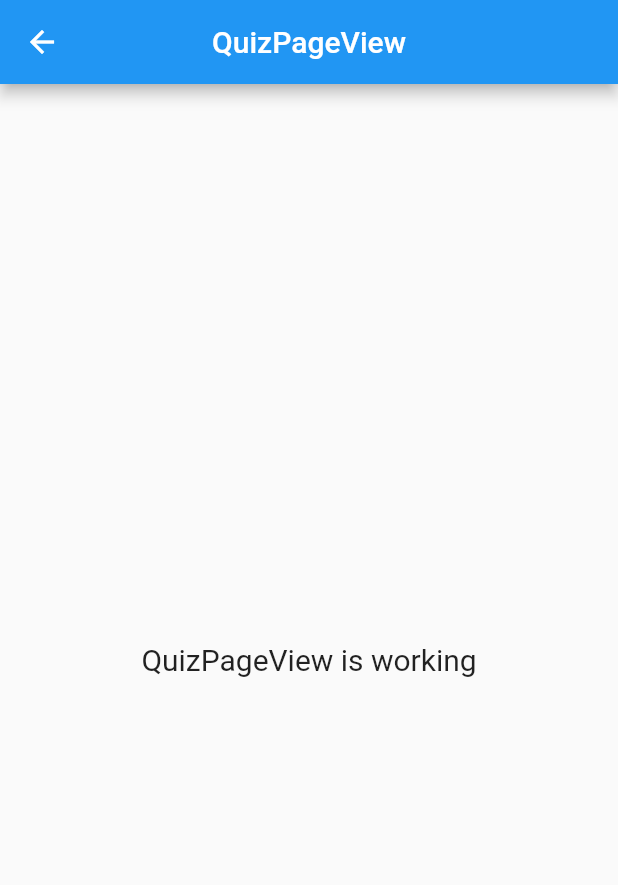
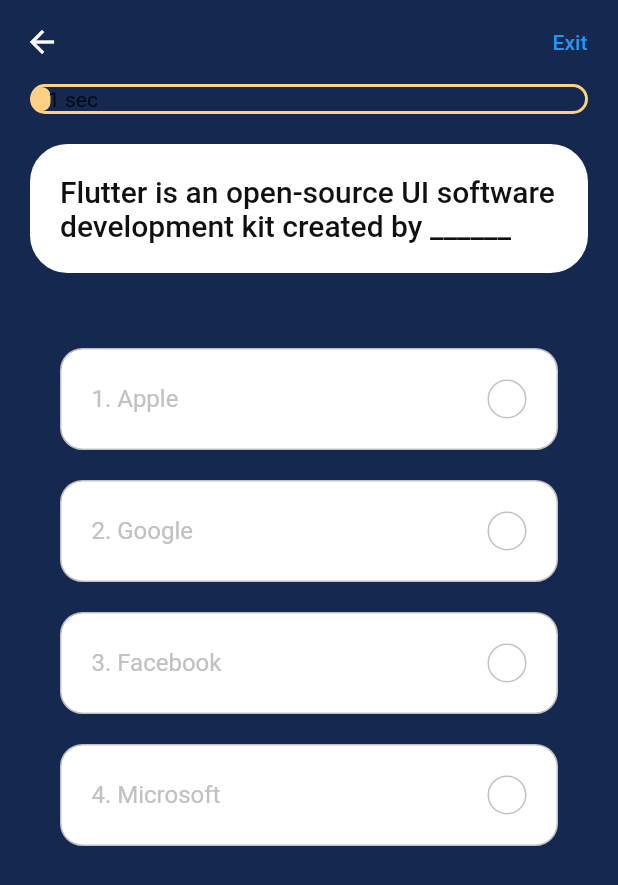
Before and after one commit to aldyrains/quizapp_memberid_project, a Flutter app: the QuizPageView screen opened by its route, on a phone screen of 412 x 824 dp. Shown: the top 885 px of the screen. Run offline on Flutter 3.47's test engine with Material 2 defaults, Android fonts, the phone set to English and light mode, and no system bars; our stand-ins replace cloud_firestore, firebase_core, get; accounts and stored records are empty.

Commit message:
[feature] result page

```diff
--- a/lib/app/modules/home_page/views/home_page_view.dart
+++ b/lib/app/modules/home_page/views/home_page_view.dart
@@ -4,9 +4,10 @@ import 'package:get/get.dart';
 import 'package:quizapp_project/app/routes/app_pages.dart';
 import 'package:quizapp_project/constant.dart';
 
+import '../../quiz_page/controllers/quiz_page_controller.dart';
 import '../controllers/home_page_controller.dart';
 
-class HomePageView extends GetView<HomePageController> {
+class HomePageView extends GetView<QuizPageController> {
   const HomePageView({Key? key}) : super(key: key);
   @override
   Widget build(BuildContext context) {
--- a/lib/app/modules/quiz_page/controllers/quiz_page_controller.dart
+++ b/lib/app/modules/quiz_page/controllers/quiz_page_controller.dart
@@ -1,23 +1,105 @@
+import 'package:cloud_firestore/cloud_firestore.dart';
+import 'package:firebase_core/firebase_core.dart';
+import 'package:flutter/animation.dart';
+import 'package:flutter/cupertino.dart';
 import 'package:get/get.dart';
+import 'package:quizapp_project/app/modules/quiz_page/models/questions.dart';
+import 'package:quizapp_project/app/routes/app_pages.dart';
 
-class QuizPageController extends GetxController {
-  //TODO: Implement QuizPageController
+class QuizPageController extends GetxController
+    with SingleGetTickerProviderMixin {
+  AnimationController? _animationController;
+  Animation? _animation;
+  Animation? get animation => _animation;
 
-  final count = 0.obs;
+  PageController? _pageController;
+  PageController? get pageController => _pageController;
+
+  bool _isAnswered = false;
+  bool get isAnswered => _isAnswered;
+
+  int? _correctAns;
+  int? get correctAns => _correctAns;
+
+  int? _selectedAns;
+  int? get selectedAns => _selectedAns;
+
+  RxInt _questionNumber = 1.obs;
+  RxInt get questionNumber => _questionNumber;
+
+  int _numOfCorrectAns = 0;
+  int get numOfCorrectAns => this._numOfCorrectAns;
+
+  List<Questions> _questions = sample_data
+      .map(
+        (question) => Questions(
+            id: question['id'],
+            question: question['question'],
+            option: question['options'],
+            answer: question['answer_index']),
+      )
+      .toList();
+  List<Questions> get questions => this._questions;
+
+  FirebaseFirestore firestore = FirebaseFirestore.instance;
+
+  Future<QuerySnapshot<Object?>> getData() async{
+    CollectionReference question = firestore.collection("questions");
+    return question.get();
+  }
+
+
   @override
   void onInit() {
+    _animationController =
+        AnimationController(duration: Duration(seconds: 60), vsync: this);
+    _animation = Tween<double>(begin: 0, end: 1).animate(_animationController!)
+      ..addListener(() {
+        update();
+      });
+
+    _animationController?.forward().whenComplete(nextQuestion);
+    _pageController = PageController();
     super.onInit();
-  }
-
-  @override
-  void onReady() {
-    super.onReady();
   }
 
   @override
   void onClose() {
     super.onClose();
+    _animationController?.dispose();
+    _pageController?.dispose();
   }
 
-  void increment() => count.value++;
+  void checkAns(Questions question, int selectedIndex) {
+    _isAnswered = true;
+    _correctAns = question.answer;
+    _selectedAns = selectedIndex;
+
+    if (_correctAns == _selectedAns) _numOfCorrectAns++;
+
+    _animationController?.stop();
+    update();
+
+    Future.delayed(Duration(seconds: 1), () {
+      nextQuestion();
+    });
+  }
+
+  void nextQuestion() {
+    if (_questionNumber.value !=  questions.length) {
+      _isAnswered = false;
+      _pageController?.nextPage(
+          duration: Duration(milliseconds: 250), curve: Curves.ease);
+
+      _animationController?.reset();
+
+      _animationController?.forward().whenComplete(nextQuestion);
+    } else {
+      Get.toNamed(Routes.RESULT_PAGE);
+    }
+  }
+
+  void updateTheQnNum(int index) {
+    _questionNumber.value = index + 1;
+  }
 }
--- /dev/null
+++ b/lib/app/modules/quiz_page/models/questions.dart
@@ -0,0 +1,65 @@
+import 'package:cloud_firestore/cloud_firestore.dart';
+
+class Questions {
+  final int id, answer;
+  final String question;
+  List<dynamic> option;
+
+  Questions(
+      {required this.id,
+      required this.answer,
+      required this.question,
+      required this.option,
+      });
+
+  Questions.fromSnapshot(QueryDocumentSnapshot<Map<String, dynamic>> snapshot)
+      : id = snapshot['id'],
+        question = snapshot['question'],
+        option = [],
+        answer = snapshot['answer'];
+
+  Questions.fromJson(Map<String, Object?> json)
+      : this(
+            id: json['id']! as int,
+            answer: json['answer']! as int,
+            question: json['question']! as String,
+            option: json['option']! as List);
+
+  Map<String, Object?> toJson() {
+    return {'id': id, 'answer': answer, 'question': question, 'option': option};
+  }
+}
+
+const List sample_data = [
+  {
+    "id": 1,
+    "question":
+        "Flutter is an open-source UI software development kit created by ______",
+    "options": ['Apple', 'Google', 'Facebook', 'Microsoft'],
+    "answer_index": 1,
+  },
+  {
+    "id": 2,
+    "question": "When google release Flutter.",
+    "options": ['Jun 2017', 'Jun 2017', 'May 2017', 'May 2018'],
+    "answer_index": 2,
+  },
+  {
+    "id": 3,
+    "question": "A memory location that holds a single letter or number.",
+    "options": ['Double', 'Int', 'Char', 'Word'],
+    "answer_index": 2,
+  },
+  {
+    "id": 4,
+    "question": "What command do you use to output data to the screen?",
+    "options": ['Cin', 'Count>>', 'Cout', 'Output>>'],
+    "answer_index": 2,
+  },
+  {
+    "id": 5,
+    "question": "What command do you use to output data to the screen?",
+    "options": ['Cin', 'Count>>', 'Cout', 'Output>>'],
+    "answer_index": 2,
+  },
+];
--- /dev/null
+++ b/lib/app/modules/quiz_page/views/component/option.dart
@@ -0,0 +1,75 @@
+import 'package:flutter/material.dart';
+import 'package:get/get.dart';
+import 'package:quizapp_project/constant.dart';
+
+import '../../controllers/quiz_page_controller.dart';
+
+class Option extends StatelessWidget {
+  const Option({
+    required this.text,
+    required this.index,
+    required this.press,
+  });
+  final String text;
+  final int index;
+  final VoidCallback press;
+
+  @override
+  Widget build(BuildContext context) {
+    return GetBuilder<QuizPageController>(
+        init: QuizPageController(),
+        builder: (qnController) {
+          Color getTheRightColor() {
+            if (qnController.isAnswered) {
+              if (index == qnController.correctAns) {
+                return kGreenColor;
+              } else if (index == qnController.selectedAns &&
+                  qnController.selectedAns != qnController.correctAns) {
+                return kRedColor;
+              }
+            }
+            return kGrayColor;
+          }
+
+          IconData getTheRightIcon() {
+            return getTheRightColor() == kRedColor ? Icons.close : Icons.done;
+          }
+
+          return InkWell(
+            onTap: press,
+            child: Container(
+              margin: EdgeInsets.only(top: kDefaultPadding),
+              padding: EdgeInsets.all(kDefaultPadding),
+              decoration: BoxDecoration(
+                color: Colors.white,
+                border: Border.all(color: getTheRightColor()),
+                borderRadius: BorderRadius.circular(15),
+              ),
+              child: Row(
+                mainAxisAlignment: MainAxisAlignment.spaceBetween,
+                children: [
+                  Text(
+                    "${index + 1}. $text",
+                    style: TextStyle(color: getTheRightColor(), fontSize: 16),
+                  ),
+                  Container(
+                    height: 26,
+                    width: 26,
+                    decoration: BoxDecoration(
+                      color: getTheRightColor() == kGrayColor
+                          ? Colors.transparent
+                          : getTheRightColor(),
+                      borderRadius: BorderRadius.circular(50),
+                      border: Border.all(color: getTheRightColor()),
+                    ),
+                    child: getTheRightColor() == kGrayColor
+                        ? null
+                        : Icon(getTheRightIcon(), size: 16),
+                  )
+                ],
+              ),
+            ),
+          );
+        });
+  }
+}
--- /dev/null
+++ b/lib/app/modules/quiz_page/views/component/progress_bar.dart
@@ -0,0 +1,48 @@
+import 'package:flutter/material.dart';
+
+import 'package:get/get.dart';
+import 'package:quizapp_project/app/modules/quiz_page/controllers/quiz_page_controller.dart';
+import 'package:quizapp_project/constant.dart';
+
+class ProgressBar extends StatelessWidget {
+  const ProgressBar({Key? key}) : super(key: key);
+
+  @override
+  Widget build(BuildContext context) {
+    return Container(
+      width: double.infinity,
+      height: 20,
+      decoration: BoxDecoration(
+        border: Border.all(color: kProgressBar, width: 2),
+        borderRadius: BorderRadius.circular(50),
+      ),
+      child: GetBuilder<QuizPageController>(
+          init: QuizPageController(),
+          builder: (controller) {
+            return Stack(
+              children: [
+                LayoutBuilder(
+                  builder: (context, constraints) => Container(
+                    width: constraints.maxWidth * controller.animation?.value,
+                    decoration: BoxDecoration(
+                        color: kProgressBar,
+                        borderRadius: BorderRadius.circular(50)),
+                  ),
+                ),
+                Positioned.fill(
+                    child: Padding(
+                  padding: const EdgeInsets.symmetric(
+                      horizontal: kDefaultPadding / 2),
+                  child: Row(
+                    mainAxisAlignment: MainAxisAlignment.spaceBetween,
+                    children: [
+                      Text("${(controller.animation?.value * 30).round()} sec")
+                    ],
+                  ),
+                ))
+              ],
+            );
+          }),
+    );
+  }
+}
--- /dev/null
+++ b/lib/app/modules/quiz_page/views/component/question_card.dart
@@ -0,0 +1,57 @@
+import 'package:flutter/material.dart';
+import 'package:get/get.dart';
+import 'package:quizapp_project/app/modules/quiz_page/models/questions.dart';
+import 'package:quizapp_project/constant.dart';
+
+import '../../controllers/quiz_page_controller.dart';
+import 'option.dart';
+
+class QuestionCard extends StatelessWidget {
+  const QuestionCard({
+    required this.question,
+  });
+
+  final Questions question;
+
+  @override
+  Widget build(BuildContext context) {
+    QuizPageController _quizpage = Get.put(QuizPageController());
+    return ListView(
+      children: [
+        Container(
+          margin: EdgeInsets.symmetric(horizontal: kDefaultPadding),
+          padding: EdgeInsets.all(kDefaultPadding),
+          decoration: BoxDecoration(
+            color: Colors.white,
+            borderRadius: BorderRadius.circular(25),
+          ),
+          child: Text(
+            question.question,
+            style: Theme.of(context)
+                .textTheme
+                .headline6
+                ?.copyWith(color: kBlackColor),
+          ),
+        ),
+        Container(
+          margin: EdgeInsets.symmetric(horizontal: kDefaultPadding),
+          padding: EdgeInsets.all(kDefaultPadding),
+
+          child: Column(
+            children: [
+              SizedBox(height: kDefaultPadding / 2),
+              ...List.generate(
+                question.option.length,
+                (index) => Option(
+                  index: index,
+                  text: question.option[index],
+                  press: () => _quizpage.checkAns(question, index),
+                ),
+              ),
+            ],
+          ),
+        )
+      ],
+    );
+  }
+}
--- a/lib/app/modules/quiz_page/views/quiz_page_view.dart
+++ b/lib/app/modules/quiz_page/views/quiz_page_view.dart
@@ -1,24 +1,57 @@
+import 'package:cloud_firestore/cloud_firestore.dart';
 import 'package:flutter/material.dart';
 
 import 'package:get/get.dart';
+import 'package:quizapp_project/constant.dart';
 
 import '../controllers/quiz_page_controller.dart';
+import 'component/progress_bar.dart';
+import 'component/question_card.dart';
 
 class QuizPageView extends GetView<QuizPageController> {
   const QuizPageView({Key? key}) : super(key: key);
   @override
   Widget build(BuildContext context) {
     return Scaffold(
-      appBar: AppBar(
-        title: const Text('QuizPageView'),
-        centerTitle: true,
-      ),
-      body: Center(
-        child: Text(
-          'QuizPageView is working',
-          style: TextStyle(fontSize: 20),
+        backgroundColor: kPrimaryColor,
+        appBar: AppBar(
+          backgroundColor: Colors.transparent,
+          elevation: 0,
+          actions: [
+            TextButton(
+                onPressed: () {
+                  Get.back();
+                },
+                child: Text('Exit'))
+          ],
         ),
-      ),
-    );
+        body: Stack(
+          children: [
+            SafeArea(
+              child: Column(
+                crossAxisAlignment: CrossAxisAlignment.start,
+                children: [
+                  Padding(
+                    padding:
+                        const EdgeInsets.symmetric(horizontal: kDefaultPadding),
+                    child: ProgressBar(),
+                  ),
+                  SizedBox(height: kDefaultPadding),
+                  Expanded(
+                    child: PageView.builder(
+                      // Block swipe to next qn
+                      physics: NeverScrollableScrollPhysics(),
+                      controller: controller.pageController,
+                      onPageChanged: controller.updateTheQnNum,
+                      itemCount: controller.questions.length,
+                      itemBuilder: (context, index) =>
+                          QuestionCard(question: controller.questions[index]),
+                    ),
+                  ),
+                ],
+              ),
+            )
+          ],
+        ));
   }
 }
--- a/lib/app/modules/result_page/views/result_page_view.dart
+++ b/lib/app/modules/result_page/views/result_page_view.dart
@@ -1,23 +1,52 @@
 import 'package:flutter/material.dart';
 
 import 'package:get/get.dart';
+import 'package:quizapp_project/app/modules/quiz_page/models/questions.dart';
+import 'package:quizapp_project/constant.dart';
 
+import '../../quiz_page/controllers/quiz_page_controller.dart';
 import '../controllers/result_page_controller.dart';
 
-class ResultPageView extends GetView<ResultPageController> {
+class ResultPageView extends GetView<QuizPageController> {
   const ResultPageView({Key? key}) : super(key: key);
   @override
   Widget build(BuildContext context) {
+    Questions questions;
     return Scaffold(
+      backgroundColor: kPrimaryColor,
       appBar: AppBar(
-        title: const Text('ResultPageView'),
+        backgroundColor: Colors.transparent,
+        elevation: 0,
         centerTitle: true,
+        title: Text('Result'),
       ),
-      body: Center(
-        child: Text(
-          'ResultPageView is working',
-          style: TextStyle(fontSize: 20),
-        ),
+      body: Stack(
+        fit: StackFit.expand,
+        children: [
+          Column(
+            children: [
+              Text(
+                "Score",
+                style: Theme.of(context)
+                    .textTheme
+                    .headline3
+                    ?.copyWith(color: kSecondaryColor),
+              ),
+              SizedBox(
+                height: 20,
+              ),
+              Text(
+                "${controller.correctAns! * 10}/${controller.questions.length * 10}",
+                style: Theme.of(context)
+                    .textTheme
+                    .headline4
+                    ?.copyWith(color: kSecondaryColor),
+              ),
+              Spacer(flex: 2),
+
+            ],
+          )
+        ],
       ),
     );
   }
--- a/lib/app/modules/topic_page/views/topic_page_view.dart
+++ b/lib/app/modules/topic_page/views/topic_page_view.dart
@@ -1,17 +1,22 @@
 import 'package:flutter/material.dart';
 
 import 'package:get/get.dart';
+import 'package:quizapp_project/constant.dart';
 
+import '../../quiz_page/controllers/quiz_page_controller.dart';
 import '../controllers/topic_page_controller.dart';
 
-class TopicPageView extends GetView<TopicPageController> {
+class TopicPageView extends GetView<QuizPageController> {
   const TopicPageView({Key? key}) : super(key: key);
   @override
   Widget build(BuildContext context) {
-    return Scaffold(
+     return Scaffold(
+      backgroundColor: kPrimaryColor,
       appBar: AppBar(
-        title: const Text('TopicPageView'),
+        backgroundColor: Colors.transparent,
+        elevation: 0,
         centerTitle: true,
+        title: Text('Topics'),
       ),
       body: Center(
         child: Text(
--- a/lib/constant.dart
+++ b/lib/constant.dart
@@ -8,6 +8,7 @@ const kRedColor = Color(0xFFE92E30);
 const kGrayColor = Color(0xFFC1C1C1);
 const kBlackColor = Color(0xFF101010);
 const kWhiteColor = Colors.white;
+const kProgressBar = Color(0xfffdd083);
 const kPrimaryGradient = LinearGradient(
   colors: [Color(0xFF46A0AE), Color(0xFF00FFCB)],
   begin: Alignment.centerLeft,
--- a/lib/main.dart
+++ b/lib/main.dart
@@ -1,15 +1,17 @@
-import 'package:flutter/cupertino.dart';
+import 'package:firebase_core/firebase_core.dart';
 import 'package:flutter/material.dart';
 import 'package:get/get.dart';
 import 'package:quizapp_project/app/routes/app_pages.dart';
-import 'package:quizapp_project/constant.dart';
+import 'package:quizapp_project/firebase_options.dart';
 
-void main() {
+void main() async {
   WidgetsFlutterBinding.ensureInitialized();
+  await Firebase.initializeApp(options: DefaultFirebaseOptions.currentPlatform);
   runApp(GetMaterialApp(
     title: "Application",
     darkTheme: ThemeData.dark(),
     initialRoute: Routes.HOME_PAGE,
     getPages: AppPages.routes,
+    debugShowCheckedModeBanner: false,
   ));
 }
```
Also changed, not shown: pubspec.yaml (+3 -5 lines), lib/firebase_options.dart (added), pubspec.lock, 4 other files.
